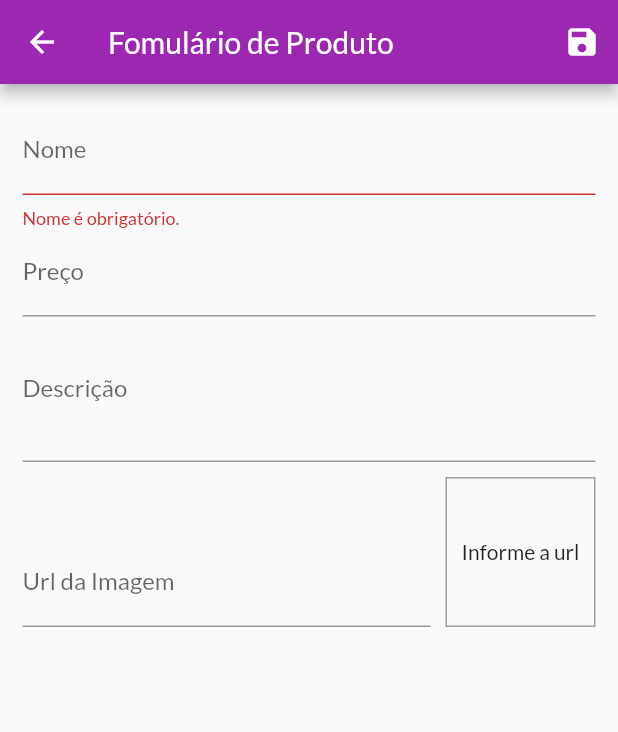
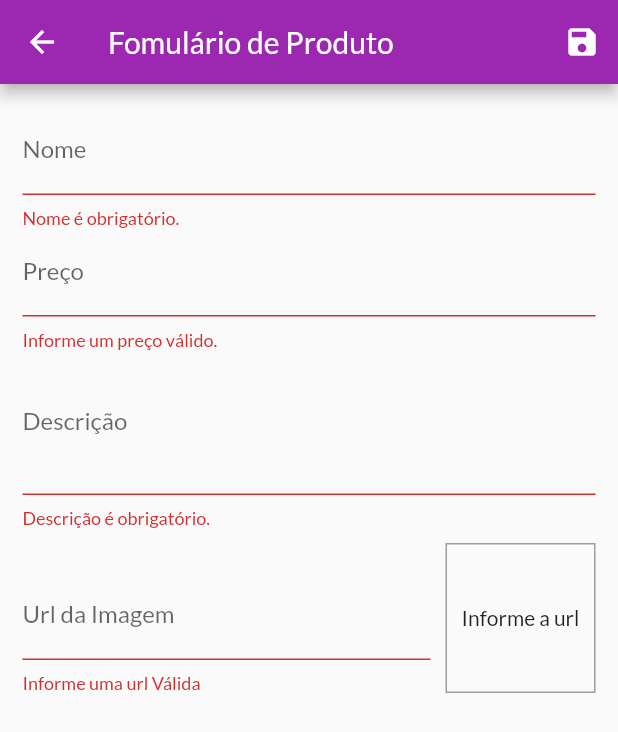
Before and after one commit to guijordan/curso_flutter, a Flutter app: the ProductFormPage screen opened by its route, after a tap on the "save" icon, on a phone screen of 412 x 824 dp. Shown: the top 732 px of the screen. Run offline on Flutter 3.47's test engine with Material 2 defaults, Android fonts, the phone set to English and light mode, and no system bars; network calls fail.

Commit message:
Fim do módulo sobre Trabalhando com formulários. Se atente ao arquivo product_form_page.dart ele é o mais importe até o desenvolvimento da app neste commit.

```diff
--- a/shop/lib/pages/product_form_page.dart
+++ b/shop/lib/pages/product_form_page.dart
@@ -1,9 +1,7 @@
-import 'dart:math';
-
 import 'package:flutter/material.dart';
-import 'package:flutter/src/widgets/container.dart';
-import 'package:flutter/src/widgets/framework.dart';
+import 'package:provider/provider.dart';
 import 'package:shop/models/product.dart';
+import 'package:shop/models/product_list.dart';
 
 class ProductFormPage extends StatefulWidget {
   const ProductFormPage({super.key});
@@ -28,6 +26,25 @@
   }
 
   @override
+  void didChangeDependencies() {
+    // TODO: implement didChangeDependencies
+    super.didChangeDependencies();
+    if (_formData.isEmpty) {
+      final arg = ModalRoute.of(context)?.settings.arguments;
+      if (arg != null) {
+        final product = arg as Product;
+        _formData['id'] = product.id;
+        _formData['name'] = product.name;
+        _formData['price'] = product.price;
+        _formData['description'] = product.description;
+        _formData['imageUrl'] = product.imageUrl;
+
+        _imageUrlController.text = product.imageUrl;
+      }
+    }
+  }
+
+  @override
   void dispose() {
     super.dispose();
     _priceFocus.dispose();
@@ -40,6 +57,12 @@
     setState(() {});
   }
 
+  bool isValidImageUrl(String url) {
+    bool isValidUrl = Uri.tryParse(url)?.hasAbsolutePath ?? false;
+    bool endsWithFile = url.toLowerCase().endsWith('.png') || url.toLowerCase().endsWith('.jpg') || url.toLowerCase().endsWith('.jpeg');
+    return isValidUrl && endsWithFile;
+  }
+
   _submitForm() {
     final isValid = _formkey.currentState?.validate() ?? false;
 
@@ -49,15 +72,8 @@
 
     _formkey.currentState?.save();
 
-    final newProduct = Product(
-      id: Random().nextDouble().toString(),
-      name: _formData['name'] as String,
-      description: _formData['description'] as String,
-      price: _formData['price'] as double,
-      imageUrl: _formData['imageUrl'] as String,
-    );
-    print(newProduct.id);
-    print(newProduct.name);
+    Provider.of<ProductList>(context, listen: false).saveProduct(_formData);
+    Navigator.of(context).pop();
   }
 
   @override
@@ -74,6 +90,7 @@
           child: ListView(
             children: [
               TextFormField(
+                initialValue: _formData['name']?.toString(),
                 decoration: const InputDecoration(labelText: 'Nome'),
                 textInputAction: TextInputAction.next,
                 onFieldSubmitted: (_) {
@@ -93,6 +110,7 @@
                 },
               ),
               TextFormField(
+                initialValue: _formData['price']?.toString(),
                 decoration: const InputDecoration(labelText: 'Preço'),
                 textInputAction: TextInputAction.next,
                 keyboardType: const TextInputType.numberWithOptions(decimal: true),
@@ -100,15 +118,35 @@
                 onFieldSubmitted: (_) {
                   FocusScope.of(context).requestFocus(_descriptionFocus);
                 },
-                  onSaved: (price) => _formData['price'] = double.parse(price ?? '0')),
+                onSaved: (price) => _formData['price'] = double.parse(price ?? '0'),
+                validator: (_price) {
+                  final priceString = _price ?? '';
+                  final price = double.tryParse(priceString) ?? -1;
+                  if (price <= 0) {
+                    return 'Informe um preço válido.';
+                  }
+                  return null;
+                },
+              ),
               TextFormField(
+                  initialValue: _formData['description']?.toString(),
                   decoration: const InputDecoration(labelText: 'Descrição'),
                   textInputAction: TextInputAction.newline,
                   focusNode: _descriptionFocus,
                   keyboardType: TextInputType.multiline,
                   maxLines: 3,
                   onSaved: (description) => _formData['description'] = description ?? '',
-              ),
+                  validator: (_description) {
+                    final description = _description ?? '';
+                    if (description.trim().isEmpty) {
+                      return 'Descrição é obrigatório.';
+                    }
+
+                    if (description.trim().length < 10) {
+                      return 'Descrição precisa no mínimo de 10 letras.';
+                    }
+                    return null;
+                  }),
               Row(
                 crossAxisAlignment: CrossAxisAlignment.end,
                 children: [
@@ -121,6 +159,13 @@
                       controller: _imageUrlController,
                       onFieldSubmitted: (_) => _submitForm(),
                       onSaved: (imageUrl) => _formData['imageUrl'] = imageUrl ?? '',
+                      validator: (_imageurl) {
+                        final imageUrl = _imageurl ?? '';
+                        if (!isValidImageUrl(imageUrl)) {
+                          return 'Informe uma url Válida';
+                        }
+                        return null;
+                      },
                     ),
                   ),
                   Container(
```
Also changed, not shown: shop/lib/components/product_item.dart (+32 -2 lines), shop/lib/models/product_list.dart (+36 -0 lines). Lines whose indentation alone changed are shown as unchanged.
